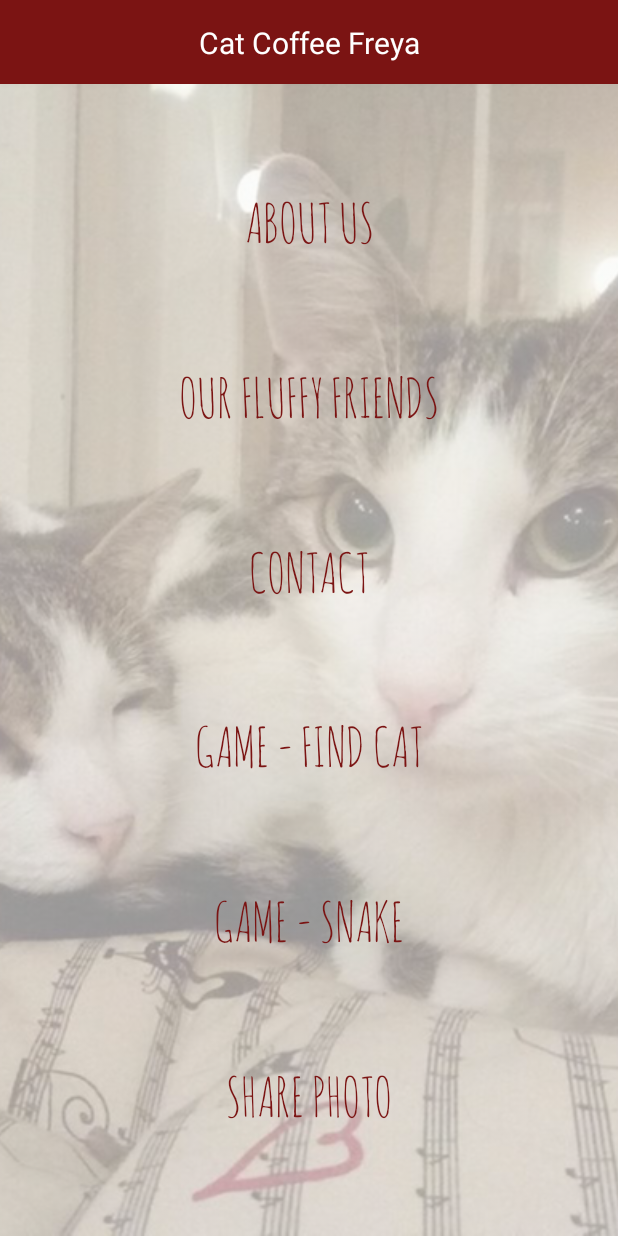
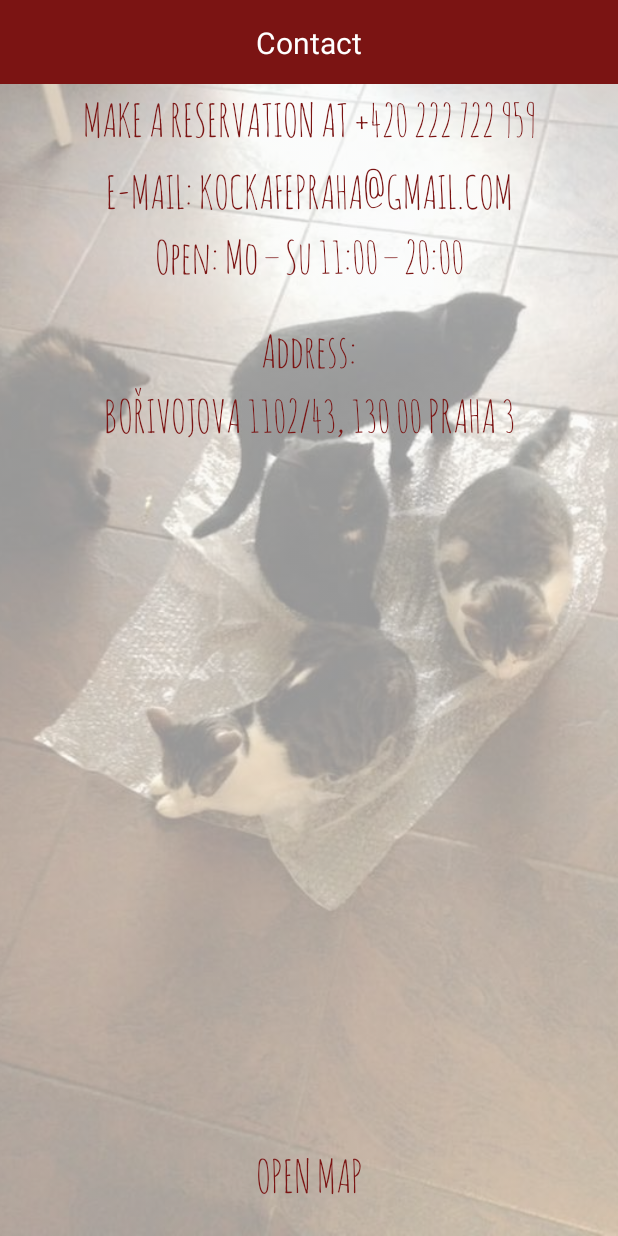
Before and after one commit to kjs566/kockafe-android, an Android app: the screen it shows after launch (HomeActivity before the commit, ContactActivity after it), after a tap on "CONTACT", on a phone screen of 412 x 824 dp. Run offline under Robolectric (Android 15) with nearby library versions, the phone set to English and light mode, and no system bars.

Commit message:
added contact activity

```diff
--- a/base/src/main/res/values/styles.xml
+++ b/base/src/main/res/values/styles.xml
@@ -8,13 +8,18 @@
         <item name="colorAccent">@color/colorAccent</item>
     </style>
 
-    <style name="MenuButton" parent="Widget.AppCompat.Button.Borderless">
+    <style name="StyledButton" parent="Widget.AppCompat.Button.Borderless">
         <item name="android:fontFamily">@font/amatic_font</item>
         <item name="android:textSize">36sp</item>
         <item name="android:textColor">@drawable/menu_button_text_color</item>
         <item name="android:paddingTop">0dp</item>
         <item name="android:paddingBottom">0dp</item>
         <item name="android:background">@drawable/menu_button_background</item>
+    </style>
+
+    <style name="StyledButtonSmaller" parent="StyledButton">
+        <item name="android:fontFamily">@font/amatic_font</item>
+        <item name="android:textSize">30sp</item>
     </style>
 
     <style name="BackButton" parent="Widget.AppCompat.Button.Borderless">
--- a/feature/src/main/AndroidManifest.xml
+++ b/feature/src/main/AndroidManifest.xml
@@ -34,6 +34,7 @@
                     android:scheme="https" />
             </intent-filter>
         </activity>
+        <activity android:name=".ContactActivity" />
     </application>
 
 </manifest>
--- /dev/null
+++ b/feature/src/main/java/com/kjs566/kockafe/feature/ContactActivity.java
@@ -0,0 +1,15 @@
+package com.kjs566.kockafe.feature;
+
+import android.os.Bundle;
+
+import com.kjs566.kockafe.base.BaseActivity;
+
+public class ContactActivity extends BaseActivity {
+    @Override
+    protected void onCreate(Bundle savedInstanceState) {
+        super.onCreate(savedInstanceState);
+        setTitle(R.string.contact);
+        setBackgroundImage(R.drawable.contact_background);
+        inflateContent(R.layout.activity_contact_content);
+    }
+}
--- a/feature/src/main/java/com/kjs566/kockafe/feature/HomeActivity.java
+++ b/feature/src/main/java/com/kjs566/kockafe/feature/HomeActivity.java
@@ -39,7 +39,7 @@ public class HomeActivity extends BaseActivity implements View.OnClickListener {
         } else if (id == R.id.btn_cats) {
 
         } else if (id == R.id.btn_contact) {
-
+            activityCls = ContactActivity.class;
         } else if (id == R.id.btn_game1) {
 
         } else if (id == R.id.btn_game2) {
--- /dev/null
+++ b/feature/src/main/res/layout/activity_contact_content.xml
@@ -0,0 +1,85 @@
+<?xml version="1.0" encoding="utf-8"?>
+<android.support.constraint.ConstraintLayout xmlns:android="http://schemas.android.com/apk/res/android"
+    android:layout_width="match_parent"
+    android:layout_height="match_parent"
+    xmlns:app="http://schemas.android.com/apk/res-auto">
+
+    <Button
+        android:id="@+id/btn_reservation"
+        android:layout_width="wrap_content"
+        android:layout_height="wrap_content"
+        style="@style/StyledButtonSmaller"
+        app:layout_constraintTop_toTopOf="parent"
+        app:layout_constraintLeft_toLeftOf="parent"
+        app:layout_constraintRight_toRightOf="parent"
+        android:text="@string/contact_make_a_reservation"
+    />
+
+    <Button
+        android:id="@+id/btn_contact"
+        android:layout_width="wrap_content"
+        android:layout_height="wrap_content"
+        style="@style/StyledButtonSmaller"
+        app:layout_constraintTop_toBottomOf="@id/btn_reservation"
+        app:layout_constraintLeft_toLeftOf="parent"
+        app:layout_constraintRight_toRightOf="parent"
+        android:text="@string/contact_email"
+    />
+
+    <TextView
+        android:id="@+id/tv_open"
+        android:layout_width="wrap_content"
+        android:layout_height="wrap_content"
+        style="@style/StyledText"
+        app:layout_constraintTop_toBottomOf="@id/btn_contact"
+        app:layout_constraintLeft_toLeftOf="parent"
+        app:layout_constraintRight_toRightOf="parent"
+        android:text="@string/contact_open_information"
+    />
+
+    <TextView
+        android:id="@+id/tv_address_label"
+        android:layout_width="wrap_content"
+        android:layout_height="wrap_content"
+        style="@style/StyledText"
+        android:layout_marginTop="24dp"
+        app:layout_constraintTop_toBottomOf="@id/tv_open"
+        app:layout_constraintLeft_toLeftOf="parent"
+        app:layout_constraintRight_toRightOf="parent"
+        android:text="@string/contact_address_label"/>
+
+    <Button
+        android:id="@+id/btn_address"
+        android:layout_width="wrap_content"
+        android:layout_height="wrap_content"
+        style="@style/StyledButtonSmaller"
+        app:layout_constraintTop_toBottomOf="@id/tv_address_label"
+        app:layout_constraintLeft_toLeftOf="parent"
+        app:layout_constraintRight_toRightOf="parent"
+        android:text="@string/contact_address_value"/>
+
+    <Button
+        android:id="@+id/btn_open_map"
+        android:layout_width="wrap_content"
+        android:layout_height="wrap_content"
+        style="@style/StyledButtonSmaller"
+        app:layout_constraintBottom_toBottomOf="parent"
+        app:layout_constraintLeft_toLeftOf="parent"
+        app:layout_constraintRight_toRightOf="parent"
+        android:layout_marginBottom="16dp"
+        android:text="@string/contact_open_map"
+    />
+
+
+    <FrameLayout
+        android:id="@+id/map"
+        android:layout_width="0dp"
+        android:layout_height="0dp"
+        android:layout_margin="16dp"
+        app:layout_constraintLeft_toLeftOf="parent"
+        app:layout_constraintRight_toRightOf="parent"
+        app:layout_constraintTop_toBottomOf="@id/btn_address"
+        app:layout_constraintBottom_toTopOf="@id/btn_open_map">
+    </FrameLayout>
+
+</android.support.constraint.ConstraintLayout>
--- a/feature/src/main/res/layout/activity_home_content.xml
+++ b/feature/src/main/res/layout/activity_home_content.xml
@@ -8,7 +8,7 @@
 
     <Button
         android:id="@+id/btn_about"
-        style="@style/MenuButton"
+        style="@style/StyledButton"
         android:layout_width="wrap_content"
         android:layout_height="wrap_content"
         android:text="@string/about_title"
@@ -20,7 +20,7 @@
 
     <Button
         android:id="@+id/btn_cats"
-        style="@style/MenuButton"
+        style="@style/StyledButton"
         android:layout_width="wrap_content"
         android:layout_height="wrap_content"
         android:text="@string/our_fluffy_friends"
@@ -32,7 +32,7 @@
 
     <Button
         android:id="@+id/btn_contact"
-        style="@style/MenuButton"
+        style="@style/StyledButton"
         android:layout_width="wrap_content"
         android:layout_height="wrap_content"
         android:text="@string/contact"
@@ -44,7 +44,7 @@
 
     <Button
         android:id="@+id/btn_game1"
-        style="@style/MenuButton"
+        style="@style/StyledButton"
         android:layout_width="wrap_content"
         android:layout_height="wrap_content"
         android:text="@string/game_find_cat"
@@ -56,7 +56,7 @@
 
     <Button
         android:id="@+id/btn_game2"
-        style="@style/MenuButton"
+        style="@style/StyledButton"
         android:layout_width="wrap_content"
         android:layout_height="wrap_content"
         android:text="@string/game_snake"
@@ -68,7 +68,7 @@
 
     <Button
         android:id="@+id/btn_share"
-        style="@style/MenuButton"
+        style="@style/StyledButton"
         android:layout_width="wrap_content"
         android:layout_height="wrap_content"
         android:text="@string/share_photo"
--- a/feature/src/main/res/values/strings.xml
+++ b/feature/src/main/res/values/strings.xml
@@ -10,4 +10,14 @@
 
     <!-- AboutActivity -->
     <string name="about_text">We are the first cat café in Prague – in business since October 2014. You can meet seven cats of various ages, sizes, and personalities in our café – namely Stella, Minnie, Oliver, Muffin, Marie Terezie, Noxík and Bořek. Our cats come mostly from animal shelters and they love company of our guests. So whether you are planning on having a cup of coffee with a piece of cake, homemade lemonades, or a glass of wine, whether you are planning on reading your favourite book or just enjoying the atmosphere you are most likely to end up with a ball of fur in your lap. You are going to fall for our cats. Come and see! We are looking forward to your visit!</string>
+
+
+    <!-- ContactActivity -->
+    <string name="contact_make_a_reservation">Make a reservation at +420 222 722 959</string>
+    <string name="contact_email">E-Mail: kockafepraha@gmail.com</string>
+    <string name="contact_open_information">Open: Mo – Su 11:00 – 20:00</string>
+    <string name="contact_address_label">Address:</string>
+    <string name="contact_address_value">Bořivojova 1102/43, 130 00 Praha 3</string>
+    <string name="contact_open_map">Open map</string>
+
 </resources>
```
Also changed, not shown: feature/src/main/res/drawable-hdpi/contact_background.jpg (added), feature/src/main/res/drawable-ldpi/contact_background.jpg (added), feature/src/main/res/drawable-mdpi/contact_background.jpg (added), feature/src/main/res/drawable-xhdpi/contact_background.jpg (added), feature/src/main/res/drawable-xxhdpi/contact_background.jpg (added), feature/src/main/res/drawable-xxxhdpi/contact_background.jpg (added).
